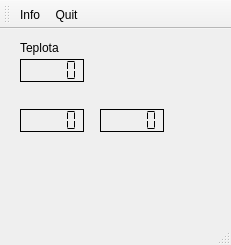
Above: RaspberryPI/mainwindow.ui from maruncz/RaspberryPI-tablet before the change. Below: the same form after it.
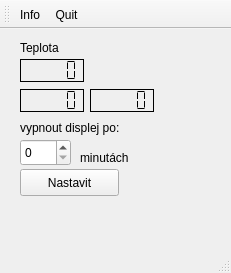
That is the form after the change. Icons and pictures are not drawn.

What changed in the file:
```diff
--- a/RaspberryPI/mainwindow.ui
+++ b/RaspberryPI/mainwindow.ui
@@ -7,7 +7,7 @@
     <x>0</x>
     <y>0</y>
     <width>231</width>
-    <height>245</height>
+    <height>273</height>
    </rect>
   </property>
   <property name="windowTitle">
@@ -18,7 +18,7 @@
     <property name="geometry">
      <rect>
       <x>20</x>
-      <y>80</y>
+      <y>60</y>
       <width>64</width>
       <height>23</height>
      </rect>
@@ -36,8 +36,8 @@
    <widget class="QLCDNumber" name="lcdNumber_4">
     <property name="geometry">
      <rect>
-      <x>100</x>
-      <y>80</y>
+      <x>90</x>
+      <y>60</y>
       <width>64</width>
       <height>23</height>
      </rect>
@@ -84,6 +84,55 @@
      <string>Teplota</string>
     </property>
    </widget>
+   <widget class="QLabel" name="label">
+    <property name="geometry">
+     <rect>
+      <x>20</x>
+      <y>90</y>
+      <width>131</width>
+      <height>17</height>
+     </rect>
+    </property>
+    <property name="text">
+     <string>vypnout displej po:</string>
+    </property>
+   </widget>
+   <widget class="QSpinBox" name="idle_threshold">
+    <property name="geometry">
+     <rect>
+      <x>20</x>
+      <y>110</y>
+      <width>51</width>
+      <height>27</height>
+     </rect>
+    </property>
+   </widget>
+   <widget class="QLabel" name="label_2">
+    <property name="geometry">
+     <rect>
+      <x>80</x>
+      <y>120</y>
+      <width>67</width>
+      <height>17</height>
+     </rect>
+    </property>
+    <property name="text">
+     <string>minutách</string>
+    </property>
+   </widget>
+   <widget class="QPushButton" name="idle_set">
+    <property name="geometry">
+     <rect>
+      <x>20</x>
+      <y>140</y>
+      <width>99</width>
+      <height>27</height>
+     </rect>
+    </property>
+    <property name="text">
+     <string>Nastavit</string>
+    </property>
+   </widget>
   </widget>
   <widget class="QMenuBar" name="menuBar">
    <property name="geometry">
```
